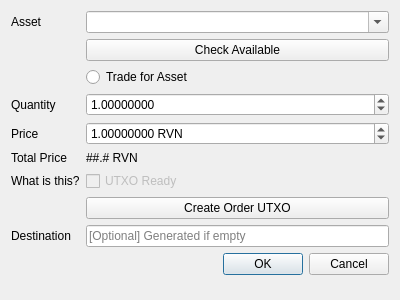
This is new_order.ui in StayAtHomeProgrammer/raven-trader-pro as Qt 5 draws it before an edit. The edited form follows.
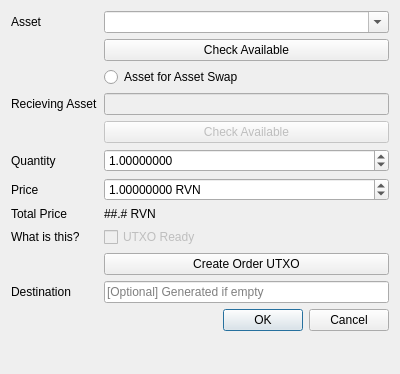
This is the edited form.

Commit message: Changes to order ui for trading assets

Diff of the .ui file:
```diff
--- a/new_order.ui
+++ b/new_order.ui
@@ -10,21 +10,36 @@
     <x>0</x>
     <y>0</y>
     <width>400</width>
-    <height>300</height>
+    <height>374</height>
    </rect>
   </property>
+  <property name="sizePolicy">
+   <sizepolicy hsizetype="Fixed" vsizetype="Fixed">
+    <horstretch>0</horstretch>
+    <verstretch>0</verstretch>
+   </sizepolicy>
+  </property>
+  <property name="baseSize">
+   <size>
+    <width>0</width>
+    <height>6</height>
+   </size>
+  </property>
   <property name="windowTitle">
    <string>Dialog</string>
   </property>
+  <property name="layoutDirection">
+   <enum>Qt::LeftToRight</enum>
+  </property>
   <layout class="QFormLayout" name="formLayout">
-   <item row="9" column="0">
+   <item row="11" column="0">
     <widget class="QLabel" name="label_2">
      <property name="text">
       <string>Quantity</string>
      </property>
     </widget>
    </item>
-   <item row="9" column="1">
+   <item row="11" column="1">
     <widget class="QDoubleSpinBox" name="spinQuantity">
      <property name="decimals">
       <number>8</number>
@@ -40,14 +55,14 @@
      </property>
     </widget>
    </item>
-   <item row="10" column="0">
+   <item row="12" column="0">
     <widget class="QLabel" name="label_3">
      <property name="text">
       <string>Price</string>
      </property>
     </widget>
    </item>
-   <item row="10" column="1">
+   <item row="12" column="1">
     <widget class="QDoubleSpinBox" name="spinUnitPrice">
      <property name="suffix">
       <string> RVN</string>
@@ -66,21 +81,21 @@
      </property>
     </widget>
    </item>
-   <item row="11" column="0">
+   <item row="13" column="0">
     <widget class="QLabel" name="label_4">
      <property name="text">
       <string>Total Price</string>
      </property>
     </widget>
    </item>
-   <item row="11" column="1">
+   <item row="13" column="1">
     <widget class="QLabel" name="lblTotalDisplay">
      <property name="text">
       <string>##.# RVN</string>
      </property>
     </widget>
    </item>
-   <item row="12" column="0">
+   <item row="14" column="0">
     <widget class="QLabel" name="lblWhatUTXO">
      <property name="cursor">
       <cursorShape>WhatsThisCursor</cursorShape>
@@ -90,7 +105,7 @@
      </property>
     </widget>
    </item>
-   <item row="12" column="1">
+   <item row="14" column="1">
     <widget class="QCheckBox" name="chkUTXOReady">
      <property name="enabled">
       <bool>false</bool>
@@ -100,21 +115,21 @@
      </property>
     </widget>
    </item>
-   <item row="13" column="1">
+   <item row="15" column="1">
     <widget class="QPushButton" name="btnCreateUTXO">
      <property name="text">
       <string>Create Order UTXO</string>
      </property>
     </widget>
    </item>
-   <item row="14" column="0">
+   <item row="16" column="0">
     <widget class="QLabel" name="label_5">
      <property name="text">
       <string>Destination</string>
      </property>
     </widget>
    </item>
-   <item row="14" column="1">
+   <item row="16" column="1">
     <widget class="QLineEdit" name="txtDestination">
      <property name="text">
       <string/>
@@ -124,7 +139,7 @@
      </property>
     </widget>
    </item>
-   <item row="15" column="1">
+   <item row="17" column="1">
     <widget class="QDialogButtonBox" name="btnDialogButtons">
      <property name="orientation">
       <enum>Qt::Horizontal</enum>
@@ -136,9 +151,15 @@
    </item>
    <item row="4" column="1">
     <widget class="QPushButton" name="btnCheckAvailable">
+     <property name="enabled">
+      <bool>true</bool>
+     </property>
      <property name="text">
       <string>Check Available</string>
      </property>
+     <property name="default">
+      <bool>false</bool>
+     </property>
     </widget>
    </item>
    <item row="3" column="1">
@@ -161,7 +182,49 @@
       <bool>true</bool>
      </property>
      <property name="text">
-      <string>Trade for Asset</string>
+      <string>Asset for Asset Swap</string>
+     </property>
+    </widget>
+   </item>
+   <item row="8" column="0">
+    <widget class="QLabel" name="label_6">
+     <property name="text">
+      <string>Recieving Asset</string>
+     </property>
+    </widget>
+   </item>
+   <item row="8" column="1">
+    <widget class="QLineEdit" name="ReciveingAsset">
+     <property name="enabled">
+      <bool>false</bool>
+     </property>
+     <property name="sizePolicy">
+      <sizepolicy hsizetype="Minimum" vsizetype="Fixed">
+       <horstretch>0</horstretch>
+       <verstretch>0</verstretch>
+      </sizepolicy>
+     </property>
+    </widget>
+   </item>
+   <item row="9" column="1">
+    <widget class="QPushButton" name="btnCheckAvailableReciveing">
+     <property name="enabled">
+      <bool>false</bool>
+     </property>
+     <property name="sizePolicy">
+      <sizepolicy hsizetype="Minimum" vsizetype="Fixed">
+       <horstretch>0</horstretch>
+       <verstretch>0</verstretch>
+      </sizepolicy>
+     </property>
+     <property name="sizeIncrement">
+      <size>
+       <width>0</width>
+       <height>0</height>
+      </size>
+     </property>
+     <property name="text">
+      <string>Check Available</string>
      </property>
     </widget>
    </item>
```
The commit also changes 1 other file.
